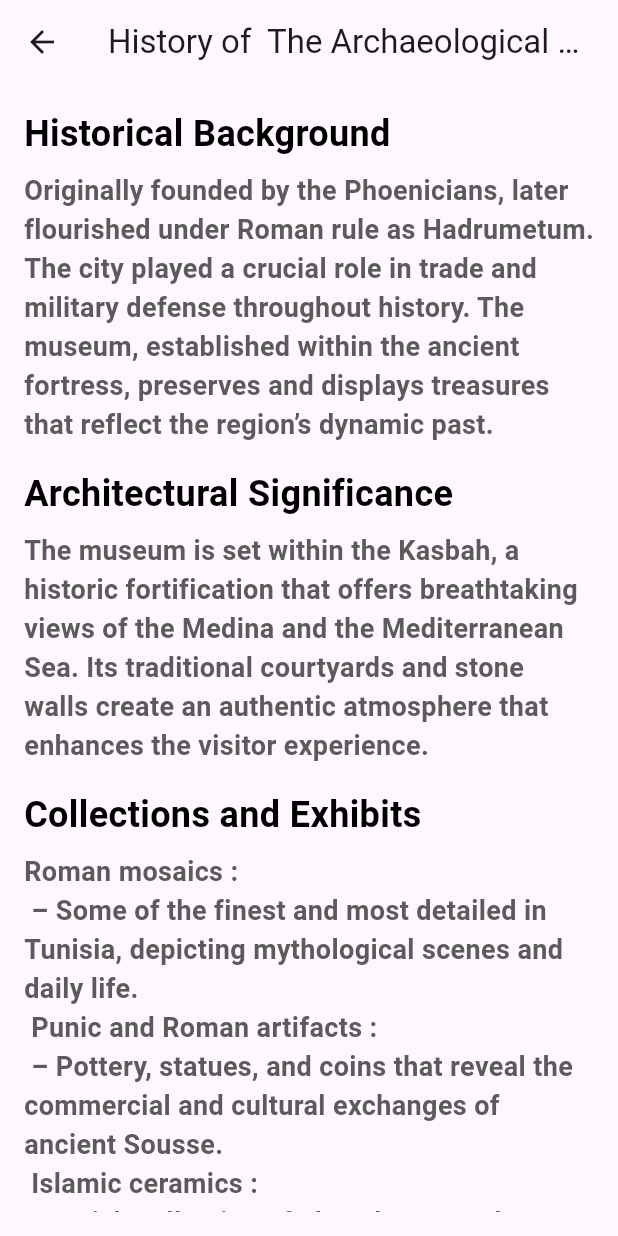
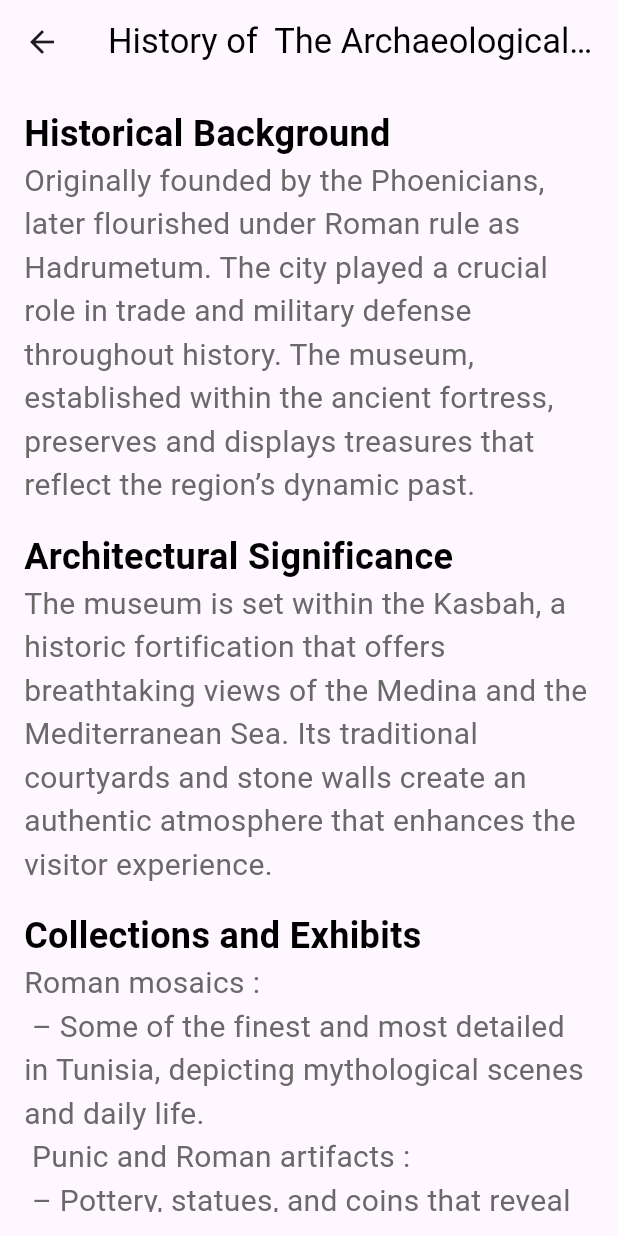
Before and after one commit to Rimaladh/tourism, a Flutter app: the History screen opened by its route, on a phone screen of 412 x 824 dp. Run offline on Flutter 3.47's test engine with Material 3 defaults, Android fonts, the phone set to English and light mode, and no system bars; our stand-ins replace another_carousel_pro, flutter_localization, font_awesome_flutter, google_fonts, google_maps_flutter; Roboto replaces fonts that are missing (Cairo, Tajawal).

```diff
--- a/lib/homeScreen.dart
+++ b/lib/homeScreen.dart
@@ -159,7 +159,7 @@ class _HomeScreenState extends State<HomeScreen> {
                       ),
                     ),
                     Transform.translate(
-                      offset: const Offset(-40, -210),
+                      offset: const Offset(-7, -220),
                       child: LandDeco(landmark: landmarks),
                     ),
                     Transform.translate(
--- a/lib/landmark/landmark_info.dart
+++ b/lib/landmark/landmark_info.dart
@@ -140,11 +140,11 @@ final landmarks = <Landmark>[
       HistorySection(
           title: 'Roman Toga',
           content:
-              'Large, draped piece of fabric, typically made of wool, worn over a tunic. The toga was a symbol of Roman citizenship and was usually worn by men during formal occasions, public appearances, or important events. '),
+              'images/toga.jpg'),
       HistorySection(
-          title: 'images/toga.jpg',
+          title: '',
           content:
-              'In the context of the Virgil Mosaic, Virgil is shown wearing a toga to reflect his status as an important figure in Roman culture.'),
+              'Large, draped piece of fabric, typically made of wool, worn over a tunic. The toga was a symbol of Roman citizenship and was usually worn by men during formal occasions, public appearances, or important events. In the context of the Virgil Mosaic, Virgil is shown wearing a toga to reflect his status as an important figure in Roman culture.'),
       ],
 
     longitude: 10.639783189634016,
--- a/lib/landmark/see_history.dart
+++ b/lib/landmark/see_history.dart
@@ -12,6 +12,9 @@ class History extends StatelessWidget {
     return Scaffold(
       appBar: AppBar(
         title: Text('History of ${landmark.en_name}'),
+        centerTitle: true,
+        titleTextStyle: TextStyle(
+            fontWeight: FontWeight.w400, color: Colors.black, fontSize: 23),
       ),
       body: Padding(
         padding: const EdgeInsets.all(16.0),
@@ -24,6 +27,9 @@ class History extends StatelessWidget {
                 child: Column(
                   crossAxisAlignment: CrossAxisAlignment.start,
                   children: [
+                    if (section.title == 'Roman Toga')
+                      Image.asset('images/toga.jpg'),
+                    if (section.title != 'Roman Toga') ...[
                       Text(
                         section.title,
                         style: GoogleFonts.cairo(
@@ -32,14 +38,15 @@ class History extends StatelessWidget {
                           color: Colors.black,
                         ),
                       ),
-                    SizedBox(height: 8),
                       Text(
                         section.content,
-                      style: GoogleFonts.tajawal(
-                          fontSize: 18,
-                          fontWeight: FontWeight.w700,
-                          color: const Color.fromARGB(255, 92, 91, 91)),
+                        style: GoogleFonts.cairo(
+                          fontSize: 20,
+                          fontWeight: FontWeight.normal,
+                          color: const Color.fromARGB(255, 106, 105, 105),
                         ),
+                      ),
+                    ],
                   ],
                 ),
               );
--- a/pubspec.yaml
+++ b/pubspec.yaml
@@ -41,6 +41,7 @@ dependencies:
   google_maps_flutter: ^2.2.8
   another_carousel_pro: ^1.0.2
   url_launcher: ^6.1.11
+  geolocator: ^13.0.2
 
 dev_dependencies:
   flutter_test:
```
Also changed, not shown: lib/Museums/mothaf.dart (+21 -4 lines), lib/landmark/landmark_conatiner.dart (+10 -7 lines), pubspec.lock. Lines whose indentation alone changed are shown as unchanged.
